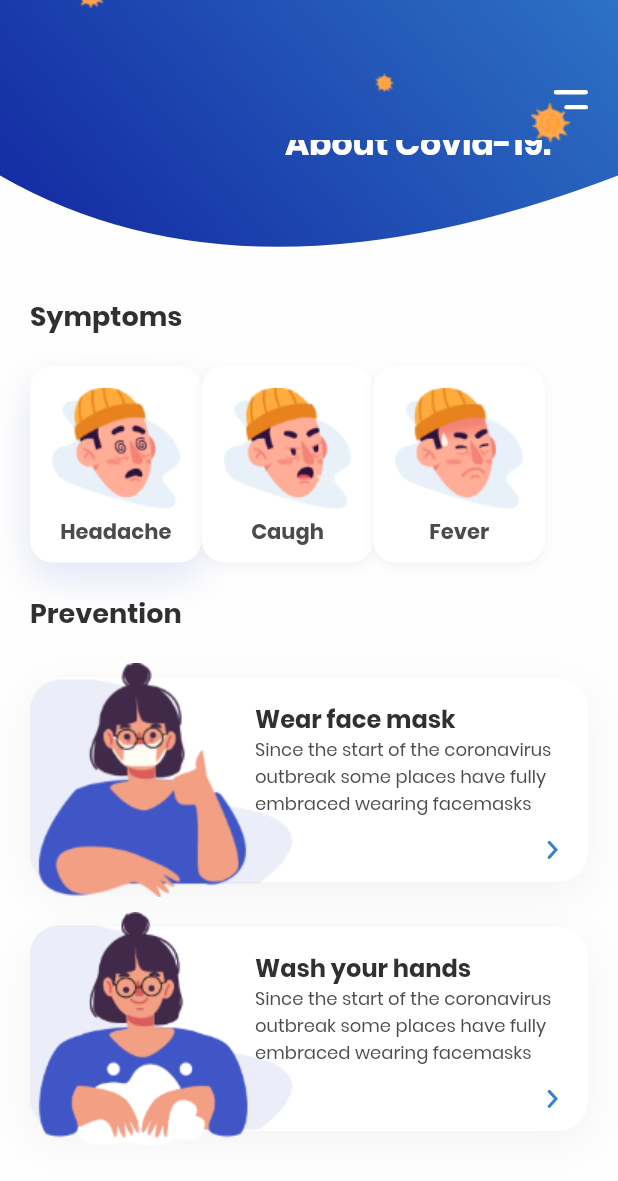
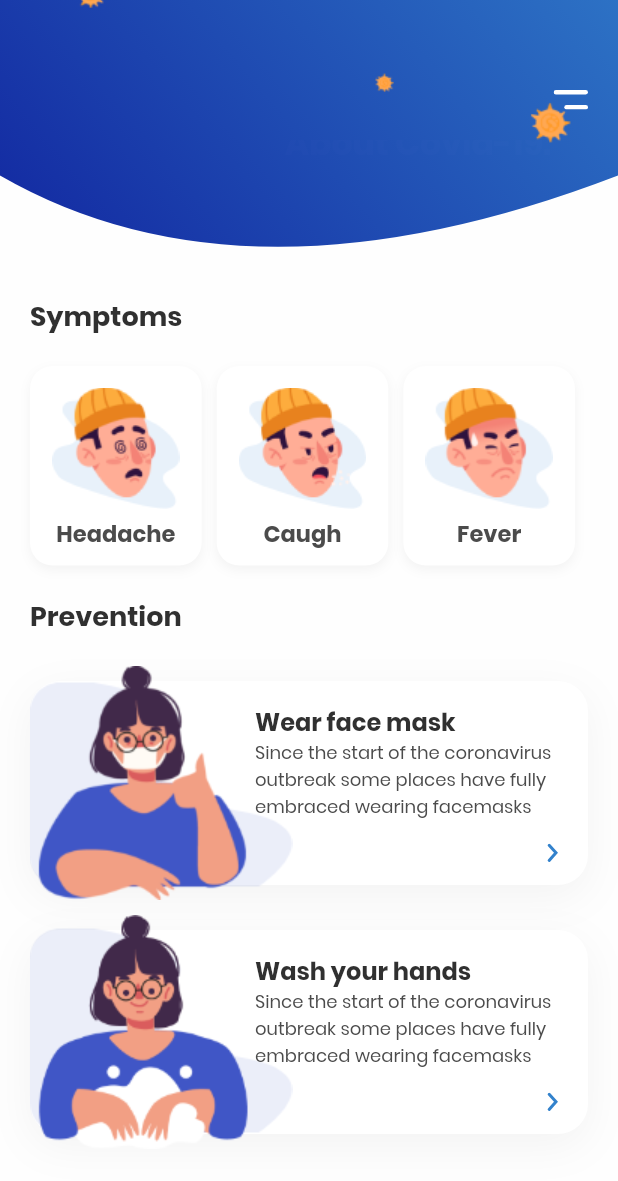
Before and after one commit to ahmadxpanahi/Covid19, a Flutter app: the InfoScreen screen opened directly, scrolled down 153 dp, on a phone screen of 412 x 824 dp. Shown: the top 1181 px of the screen. Run offline on Flutter 3.47's test engine with Material 2 defaults, Android fonts, the phone set to English and light mode, and no system bars; our stand-ins replace flutter_svg.

Commit message:
Add description screen

```diff
--- a/lib/info_screen.dart
+++ b/lib/info_screen.dart
@@ -1,9 +1,11 @@
-
+import 'package:covid_19/headache.dart';
 import 'package:covid_19/main.dart';
 import 'package:flutter/material.dart';
 import 'package:flutter_svg/flutter_svg.dart';
 
+import 'caugh.dart';
 import 'constant.dart';
+import 'fever.dart';
 import 'widgets/my_header.dart';
 
 class InfoScreen extends StatefulWidget {
@@ -35,6 +37,58 @@ class _InfoScreenState extends State<InfoScreen> {
     });
   }
 
+  Widget _symptomCard(image, title, isActive) {
+    Widget w;
+
+    switch(title){
+      case 'Headache' : w = Headache(); break;
+      case 'Caugh' : w = Caugh(); break;
+      case 'Fever' : w = Fever(); break;
+    }
+
+    return GestureDetector(
+      onTap: () {
+        Navigator.push(
+            context, MaterialPageRoute(builder: (context) => w));
+      },
+      child: Container(
+        padding: EdgeInsets.all(10),
+        decoration: BoxDecoration(
+          borderRadius: BorderRadius.circular(15),
+          color: Colors.white,
+          boxShadow: [
+            isActive
+                ? BoxShadow(
+                    offset: Offset(0, 10),
+                    blurRadius: 20,
+                    color: kActiveShadowColor,
+                  )
+                : BoxShadow(
+                    offset: Offset(0, 3),
+                    blurRadius: 6,
+                    color: kShadowColor,
+                  ),
+          ],
+        ),
+        child: Column(
+          children: <Widget>[
+            Hero(
+              tag: 'tag-$image',
+              child: Image.asset(image, height: 90),
+            ),
+            Hero(
+              tag: 'tag-$image+1',
+              child: Text(
+                title,
+                style: TextStyle(fontWeight: FontWeight.bold, fontSize: 15),
+              ),
+            ),
+          ],
+        ),
+      ),
+    );
+  }
+
   @override
   Widget build(BuildContext context) {
     return Scaffold(
@@ -44,12 +98,11 @@ class _InfoScreenState extends State<InfoScreen> {
           crossAxisAlignment: CrossAxisAlignment.start,
           children: <Widget>[
             MyHeader(
-              image: "assets/icons/coronadr.svg",
-              textTop: "Get to know",
-              textBottom: "About Covid-19.",
-              offset: offset,
-              nextPage: HomeScreen()
-            ),
+                image: "assets/icons/coronadr.svg",
+                textTop: "Get to know",
+                textBottom: "About Covid-19.",
+                offset: offset,
+                nextPage: HomeScreen()),
             Padding(
               padding: EdgeInsets.symmetric(horizontal: 20),
               child: Column(
@@ -65,19 +118,15 @@ class _InfoScreenState extends State<InfoScreen> {
                     child: Row(
                       mainAxisAlignment: MainAxisAlignment.spaceBetween,
                       children: <Widget>[
-                        SymptomCard(
-                          image: "assets/images/headache.png",
-                          title: "Headache",
-                          isActive: true,
+                        _symptomCard(
+                          "assets/images/headache.png",
+                          "Headache",
+                          false,
                         ),
-                        SymptomCard(
-                          image: "assets/images/caugh.png",
-                          title: "Caugh",
-                        ),
-                        SymptomCard(
-                          image: "assets/images/fever.png",
-                          title: "Fever",
-                        ),
+                        SizedBox(width: 10),
+                        _symptomCard("assets/images/caugh.png", "Caugh", false),
+                        SizedBox(width: 10),
+                        _symptomCard("assets/images/fever.png", "Fever", false),
                       ],
                     ),
                   ),
@@ -183,48 +232,3 @@ class PreventCard extends StatelessWidget {
     );
   }
 }
-
-class SymptomCard extends StatelessWidget {
-  final String image;
-  final String title;
-  final bool isActive;
-  const SymptomCard({
-    Key key,
-    this.image,
-    this.title,
-    this.isActive = false,
-  }) : super(key: key);
-
-  @override
-  Widget build(BuildContext context) {
-    return Container(
-      padding: EdgeInsets.all(10),
-      decoration: BoxDecoration(
-        borderRadius: BorderRadius.circular(15),
-        color: Colors.white,
-        boxShadow: [
-          isActive
-              ? BoxShadow(
-                  offset: Offset(0, 10),
-                  blurRadius: 20,
-                  color: kActiveShadowColor,
-                )
-              : BoxShadow(
-                  offset: Offset(0, 3),
-                  blurRadius: 6,
-                  color: kShadowColor,
-                ),
-        ],
-      ),
-      child: Column(
-        children: <Widget>[
-          Image.asset(image, height: 90),
-          Text(
-            title,
-            style: TextStyle(fontWeight: FontWeight.bold),
-          ),
-        ],
-      ),
-    );
-  }
-}
--- a/lib/widgets/my_header.dart
+++ b/lib/widgets/my_header.dart
@@ -80,7 +80,7 @@ class _MyHeaderState extends State<MyHeader> {
                     child: Text(
                       "${widget.textTop} \n${widget.textBottom}",
                       style: kHeadingTextStyle.copyWith(
-                        color: Colors.white,
+                        color: widget.offset == 0 ? Colors.white : Colors.white.withOpacity(1 / widget.offset),
                       ),
                     ),
                   ),
```
Also changed, not shown: lib/caugh.dart (added, +57 -0 lines), lib/fever.dart (added, +57 -0 lines), lib/headache.dart (added, +57 -0 lines).
